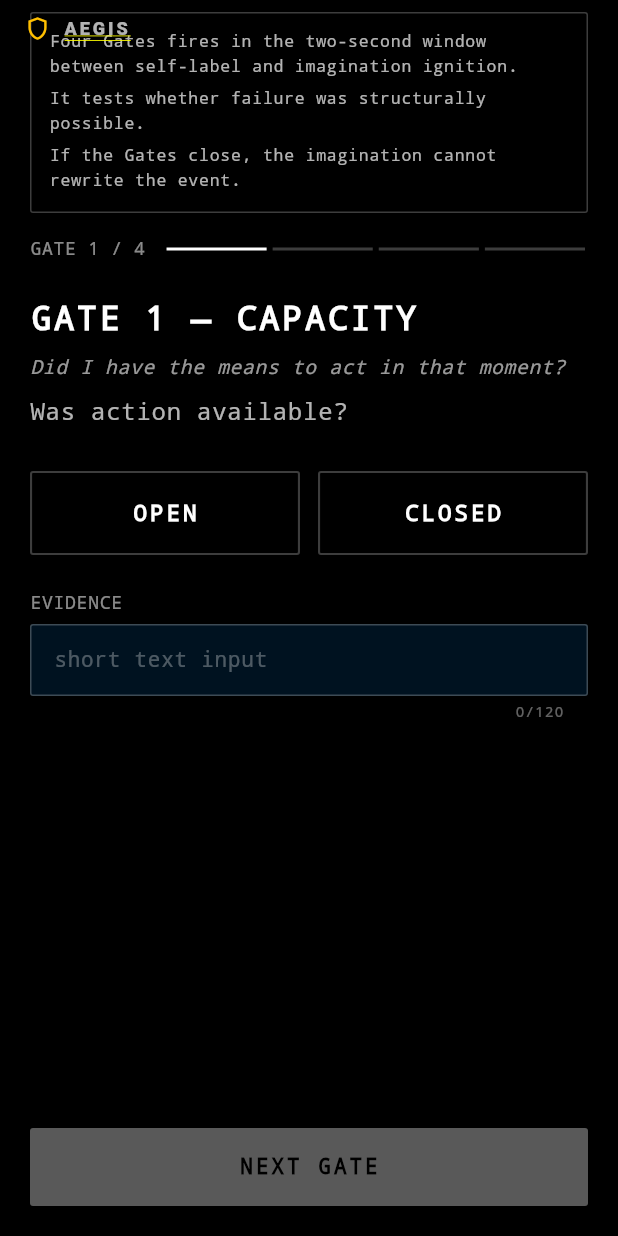
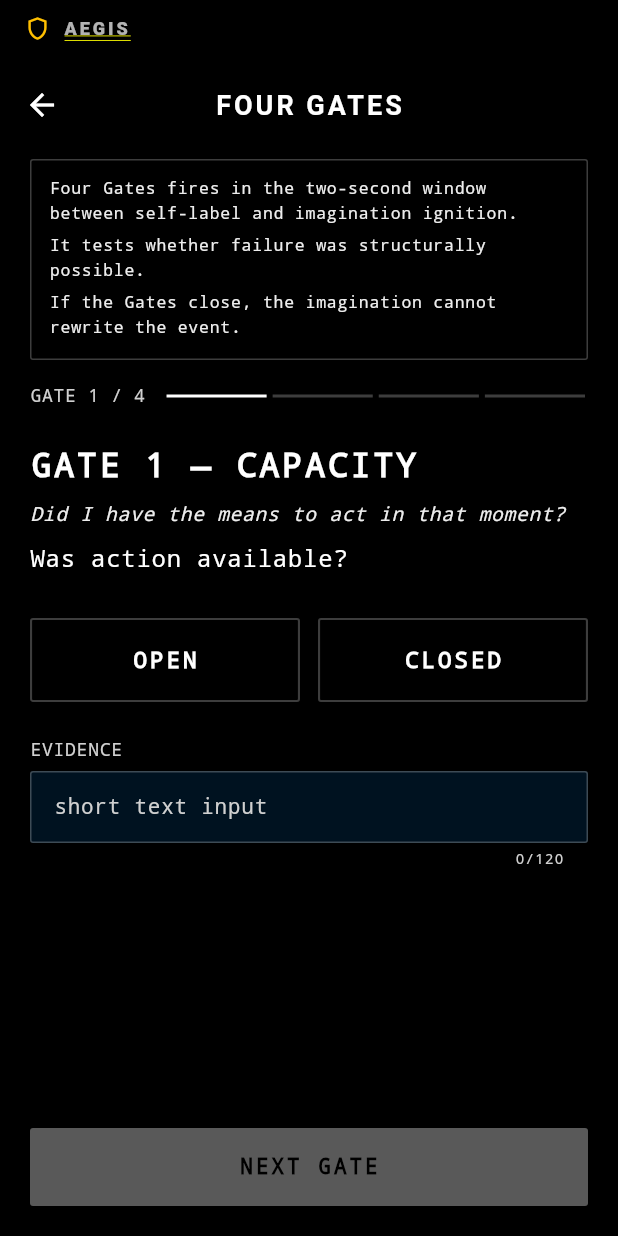
Before and after one commit to SaintZen/aegis, a Flutter app: the FourGatesScreen screen opened by its route, on a phone screen of 412 x 824 dp. Run offline on Flutter 3.47's test engine with Material 3 defaults, Android fonts, the phone set to English and light mode, and no system bars; our stand-ins replace audioplayers, file_picker, just_audio, local_auth, pdf, permission_handler and 6 more; missing offline and left inert: audio_waveforms, record; accounts and stored records are empty; Roboto replaces fonts that are missing (RobotoMono).

Commit message:
fix(four-gates): drop title below HUD and raise ink floor
The global AEGIS shield sat on FOUR GATES because AppBarTheme
collapses toolbar height to 0. Use the HUD-aware app bar, keep
NEXT GATE pinned, and replace white70 greys with a brighter ink
floor for older eyes.

Co-authored-by: SaintZen <SaintZen@users.noreply.github.com>

```diff
--- a/lib/screens/four_gates_screen.dart
+++ b/lib/screens/four_gates_screen.dart
@@ -7,12 +7,19 @@ import 'package:anxiety_anchor/services/aegis_log_service.dart';
 import 'package:anxiety_anchor/services/four_gates_vault.dart';
 import 'package:anxiety_anchor/services/pending_retest_store.dart';
 import 'package:anxiety_anchor/services/telemetry.dart';
+import 'package:anxiety_anchor/theme/aegis_hud.dart';
 
 /// Canonical Aegis-log `type` value for Four Gates runs.
 /// Used by [PdfGeneratorService] to bucket runs into the dedicated
 /// "FOUR GATES" section of the Technical Audit Log (verbatim body,
 /// no 80-char truncation).
 const String fourGatesLedgerType = 'FOUR_GATES';
+
+/// Operator-facing ink floor. `white70` / `white60` reads as grey on
+/// black for older eyes. Hierarchy stays; the floor is raised.
+const Color kFourGatesInk = Color(0xFFFFFFFF);
+const Color kFourGatesInkSecondary = Color(0xFFEDEDED);
+const Color kFourGatesInkMuted = Color(0xFFD0D0D0);
 
 /// Test seam: lets unit tests intercept the Aegis-log write performed by
 /// [FourGatesScreen._finalize] without spinning up a real document directory.
@@ -101,7 +108,7 @@ class _FourGatesScreenState extends State<FourGatesScreen> {
   static const _mono = TextStyle(
     fontFamily: 'RobotoMono',
     fontFamilyFallback: ['Courier', 'monospace'],
-    color: Colors.white,
+    color: kFourGatesInk,
     height: 1.35,
     letterSpacing: 0.5,
   );
@@ -423,18 +430,17 @@ class _FourGatesScreenState extends State<FourGatesScreen> {
     final isRetestMode = retest != null;
     return Scaffold(
       backgroundColor: const Color(0xFF000000),
-      appBar: AppBar(
+      appBar: aegisHudAppBar(
         backgroundColor: const Color(0xFF000000),
-        elevation: 0,
         leading: IconButton(
-          icon: const Icon(Icons.arrow_back, color: Colors.white),
+          icon: const Icon(Icons.arrow_back, color: kFourGatesInk),
           onPressed: _back,
         ),
         title: Text(
           isRetestMode ? 'RE-TEST' : 'FOUR GATES',
           style: const TextStyle(
             fontFamily: 'RobotoMono',
-            color: Colors.white,
+            color: kFourGatesInk,
             letterSpacing: 2,
             fontWeight: FontWeight.w700,
           ),
@@ -548,7 +554,14 @@ class _GatePanel extends StatelessWidget {
 
   @override
   Widget build(BuildContext context) {
+    // HUD-aware app bar eats ~42px. On short surfaces the gate column
+    // no longer fits; scroll the questions and keep NEXT pinned.
     return Column(
+      crossAxisAlignment: CrossAxisAlignment.stretch,
+      children: [
+        Expanded(
+          child: SingleChildScrollView(
+            child: Column(
               crossAxisAlignment: CrossAxisAlignment.stretch,
               children: [
                 _StepIndicator(step: stepIndex, total: totalSteps, mono: mono),
@@ -570,7 +583,7 @@ class _GatePanel extends StatelessWidget {
                   key: ValueKey('gate_micro_header_${gate.name}'),
                   style: mono.copyWith(
                     fontSize: 13,
-            color: Colors.white60,
+                    color: kFourGatesInkSecondary,
                     height: 1.35,
                     fontStyle: FontStyle.italic,
                   ),
@@ -578,7 +591,7 @@ class _GatePanel extends StatelessWidget {
                 const SizedBox(height: 10),
                 Text(
                   gate.question,
-          style: mono.copyWith(fontSize: 16, color: Colors.white70),
+                  style: mono.copyWith(fontSize: 16, color: kFourGatesInk),
                 ),
                 const SizedBox(height: 28),
                 Row(
@@ -605,7 +618,7 @@ class _GatePanel extends StatelessWidget {
                 const SizedBox(height: 24),
                 Text(
                   'EVIDENCE',
-          style: mono.copyWith(fontSize: 12, color: Colors.white54),
+                  style: mono.copyWith(fontSize: 12, color: kFourGatesInkMuted),
                 ),
                 const SizedBox(height: 6),
                 TextField(
@@ -614,9 +627,10 @@ class _GatePanel extends StatelessWidget {
                   style: mono.copyWith(fontSize: 14),
                   cursorColor: Colors.white,
                   decoration: InputDecoration(
-            counterStyle: mono.copyWith(fontSize: 10, color: Colors.white38),
+                    counterStyle:
+                        mono.copyWith(fontSize: 10, color: kFourGatesInkMuted),
                     hintText: 'short text input',
-            hintStyle: mono.copyWith(color: Colors.white30),
+                    hintStyle: mono.copyWith(color: kFourGatesInkMuted),
                     filled: true,
                     fillColor: const Color(0xFF001220),
                     border: OutlineInputBorder(
@@ -631,8 +645,8 @@ class _GatePanel extends StatelessWidget {
                       borderRadius: BorderRadius.circular(2),
                       borderSide: const BorderSide(color: Colors.white24),
                     ),
-            contentPadding:
-                const EdgeInsets.symmetric(horizontal: 12, vertical: 12),
+                    contentPadding: const EdgeInsets.symmetric(
+                        horizontal: 12, vertical: 12),
                   ),
                 ),
                 if (originalGate != null) ...[
@@ -644,7 +658,11 @@ class _GatePanel extends StatelessWidget {
                     mono: mono,
                   ),
                 ],
-        const Spacer(),
+              ],
+            ),
+          ),
+        ),
+        const SizedBox(height: 16),
         _PrimaryButton(
           label: stepIndex == totalSteps - 1
               ? (originalGate != null ? 'RUN RE-TEST' : 'RUN GATES')
@@ -728,7 +746,7 @@ class _ResultPanel extends StatelessWidget {
           'LEDGER ENTRY',
           style: mono.copyWith(
             fontSize: 12,
-            color: Colors.white54,
+            color: kFourGatesInkMuted,
             letterSpacing: 2,
           ),
         ),
@@ -800,7 +818,7 @@ class _ResultPanel extends StatelessWidget {
             'VAULT — LAST ${recent.length} RUN${recent.length == 1 ? '' : 'S'}',
             style: mono.copyWith(
               fontSize: 12,
-              color: Colors.white54,
+              color: kFourGatesInkMuted,
               letterSpacing: 2,
             ),
           ),
@@ -818,7 +836,7 @@ class _ResultPanel extends StatelessWidget {
                 ),
                 child: Text(
                   r.formatLedger(),
-                  style: mono.copyWith(fontSize: 11, color: Colors.white70),
+                  style: mono.copyWith(fontSize: 11, color: kFourGatesInkSecondary),
                 ),
               ),
             ),
@@ -870,7 +888,7 @@ class _MicroPreamble extends StatelessWidget {
               _line1,
               style: mono.copyWith(
                 fontSize: 11,
-                color: Colors.white70,
+                color: kFourGatesInkSecondary,
                 height: 1.5,
               ),
             ),
@@ -879,7 +897,7 @@ class _MicroPreamble extends StatelessWidget {
               _line2,
               style: mono.copyWith(
                 fontSize: 11,
-                color: Colors.white70,
+                color: kFourGatesInkSecondary,
                 height: 1.5,
               ),
             ),
@@ -888,7 +906,7 @@ class _MicroPreamble extends StatelessWidget {
               _line3,
               style: mono.copyWith(
                 fontSize: 11,
-                color: Colors.white70,
+                color: kFourGatesInkSecondary,
                 height: 1.5,
               ),
             ),
@@ -916,7 +934,7 @@ class _StepIndicator extends StatelessWidget {
       children: [
         Text(
           'GATE ${step + 1} / $total',
-          style: mono.copyWith(fontSize: 12, color: Colors.white54),
+          style: mono.copyWith(fontSize: 12, color: kFourGatesInkMuted),
         ),
         const SizedBox(width: 12),
         Expanded(
@@ -1105,7 +1123,7 @@ class _RetestDueBanner extends StatelessWidget {
             Text(
               subtext,
               style: mono.copyWith(
-                color: Colors.white70,
+                color: kFourGatesInkSecondary,
                 fontSize: 11,
                 height: 1.35,
               ),
@@ -1189,14 +1207,14 @@ class _RetestHeader extends StatelessWidget {
             Text(
               'Verdict from $stamp',
               style: mono.copyWith(
-                color: Colors.white70,
+                color: kFourGatesInkSecondary,
                 fontSize: 11,
               ),
             ),
             Text(
               'Re-run all four gates against fresh evidence.',
               style: mono.copyWith(
-                color: Colors.white54,
+                color: kFourGatesInkMuted,
                 fontSize: 10,
                 height: 1.35,
               ),
@@ -1247,7 +1265,7 @@ class _RevealOriginalBlock extends StatelessWidget {
                 child: Text(
                   'ORIGINAL EVIDENCE',
                   style: mono.copyWith(
-                    color: Colors.white54,
+                    color: kFourGatesInkMuted,
                     fontWeight: FontWeight.w700,
                     letterSpacing: 2,
                     fontSize: 11,
@@ -1286,7 +1304,7 @@ class _RevealOriginalBlock extends StatelessWidget {
               'GATE ${original.gate.number} — '
               '${original.open ? 'OPEN' : 'CLOSED'}',
               style: mono.copyWith(
-                color: Colors.white70,
+                color: kFourGatesInkSecondary,
                 fontSize: 11,
                 fontWeight: FontWeight.w700,
                 letterSpacing: 1.5,
@@ -1335,7 +1353,7 @@ class _SecondaryButton extends StatelessWidget {
         child: Text(
           label,
           style: mono.copyWith(
-            color: Colors.white70,
+            color: kFourGatesInkSecondary,
             fontWeight: FontWeight.w700,
             letterSpacing: 2,
             fontSize: 13,
--- a/lib/theme/aegis_hud.dart
+++ b/lib/theme/aegis_hud.dart
@@ -9,6 +9,7 @@ const double kAegisHudReserve = 42.0;
 PreferredSizeWidget aegisHudAppBar({
   required Widget title,
   List<Widget>? actions,
+  Widget? leading,
   Color backgroundColor = const Color(0xFF0A0A0A),
   bool centerTitle = true,
 }) {
@@ -22,7 +23,20 @@ PreferredSizeWidget aegisHudAppBar({
         child: AppBar(
           backgroundColor: backgroundColor,
           elevation: 0,
+          toolbarHeight: kToolbarHeight,
+          // Theme sets toolbarHeight 0 and title color transparent so the
+          // global HUD can own the top band. Force a real toolbar here.
+          foregroundColor: Colors.white,
+          iconTheme: const IconThemeData(color: Colors.white),
+          titleTextStyle: const TextStyle(
+            color: Colors.white,
+            fontWeight: FontWeight.w700,
+            fontSize: 18,
+            letterSpacing: 2,
+            fontFamily: 'RobotoMono',
+          ),
           centerTitle: centerTitle,
+          leading: leading,
           title: title,
           actions: actions,
         ),
```
Also changed, not shown: 1 other file. Lines whose indentation alone changed are shown as unchanged.
